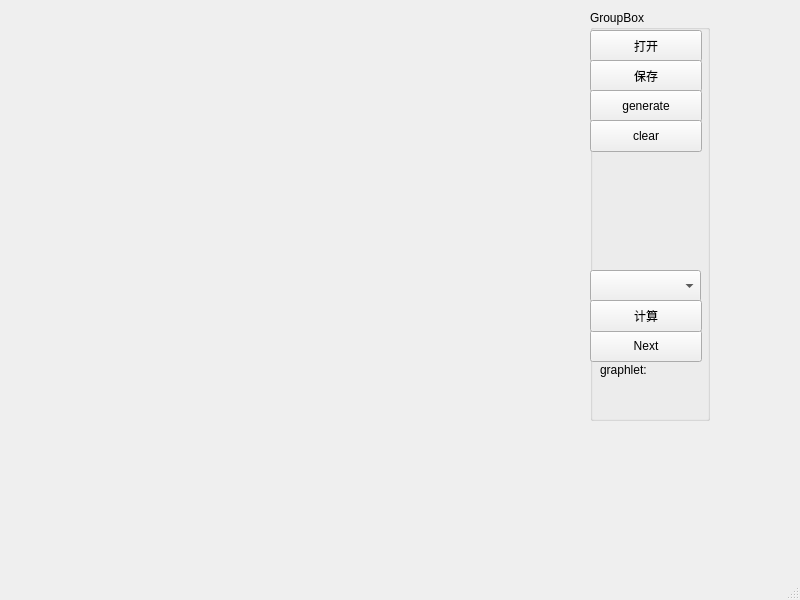
Before: the Qt Designer form GraphSimilarity/mainwindow.ui in RyuZhihao123/sdu_tsne, drawn with Qt 5.
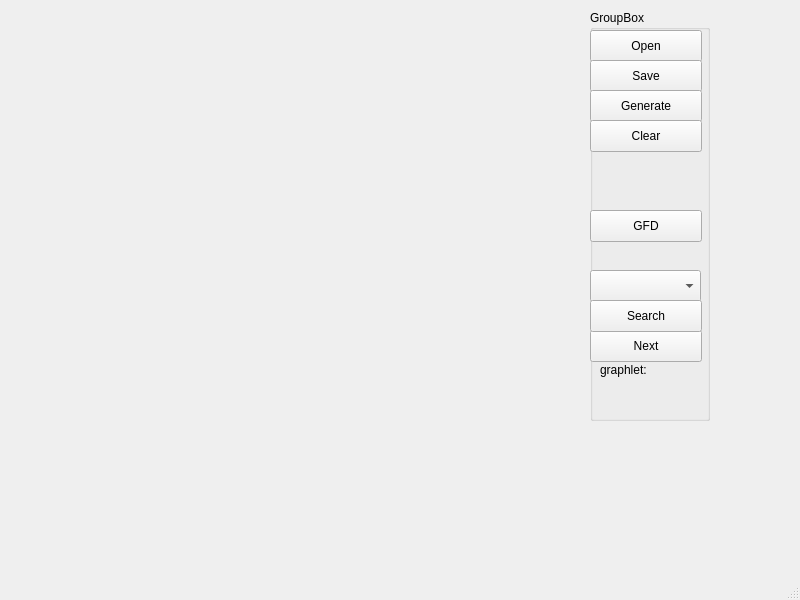
After: the same form once the commit is applied.

The edit to the form file:
```diff
--- a/GraphSimilarity/mainwindow.ui
+++ b/GraphSimilarity/mainwindow.ui
@@ -36,7 +36,7 @@
       </rect>
      </property>
      <property name="text">
-      <string>打开</string>
+      <string>Open</string>
      </property>
     </widget>
     <widget class="QPushButton" name="btnSave">
@@ -49,7 +49,7 @@
       </rect>
      </property>
      <property name="text">
-      <string>保存</string>
+      <string>Save</string>
      </property>
     </widget>
     <widget class="QComboBox" name="comboBox">
@@ -85,7 +85,7 @@
       </rect>
      </property>
      <property name="text">
-      <string>计算</string>
+      <string>Search</string>
      </property>
     </widget>
     <widget class="QLabel" name="graphletId">
@@ -111,7 +111,7 @@
       </rect>
      </property>
      <property name="text">
-      <string>generate</string>
+      <string>Generate</string>
      </property>
     </widget>
     <widget class="QPushButton" name="btnClear">
@@ -124,7 +124,20 @@
       </rect>
      </property>
      <property name="text">
-      <string>clear</string>
+      <string>Clear</string>
+     </property>
+    </widget>
+    <widget class="QPushButton" name="btnGFD">
+     <property name="geometry">
+      <rect>
+       <x>0</x>
+       <y>200</y>
+       <width>112</width>
+       <height>32</height>
+      </rect>
+     </property>
+     <property name="text">
+      <string>GFD</string>
      </property>
     </widget>
    </widget>
```
